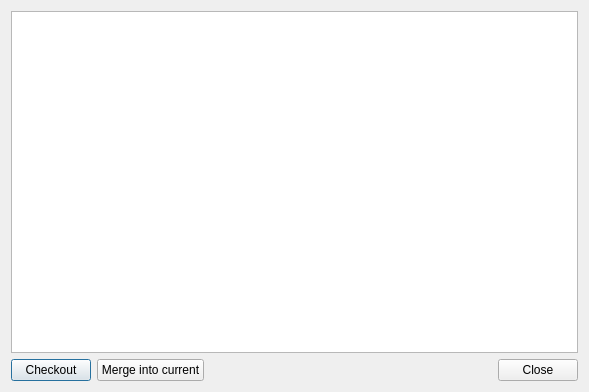
Above: ui/mercurialheadswidget.ui from KDE/kdev-mercurial before the change. Below: the same form after it.
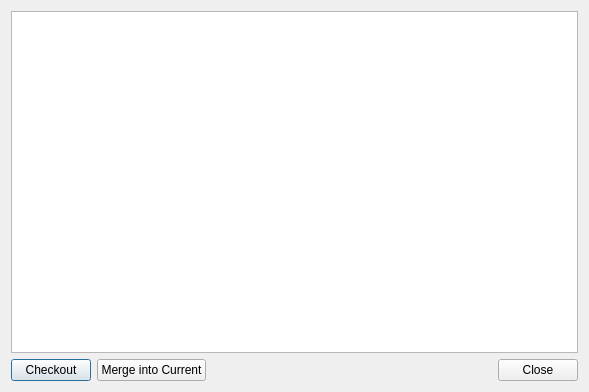
That is the form after the change.

Commit message:
i18n style fixes
- proper capitalization for dialog titles and button labels
- spell "SSH"

Diff of the .ui file:
```diff
--- a/ui/mercurialheadswidget.ui
+++ b/ui/mercurialheadswidget.ui
@@ -48,7 +48,7 @@
      <item>
       <widget class="QPushButton" name="mergePushButton">
        <property name="text">
-        <string>Merge into current</string>
+        <string>Merge into Current</string>
        </property>
       </widget>
      </item>
```
The commit also changes 1 other file.
